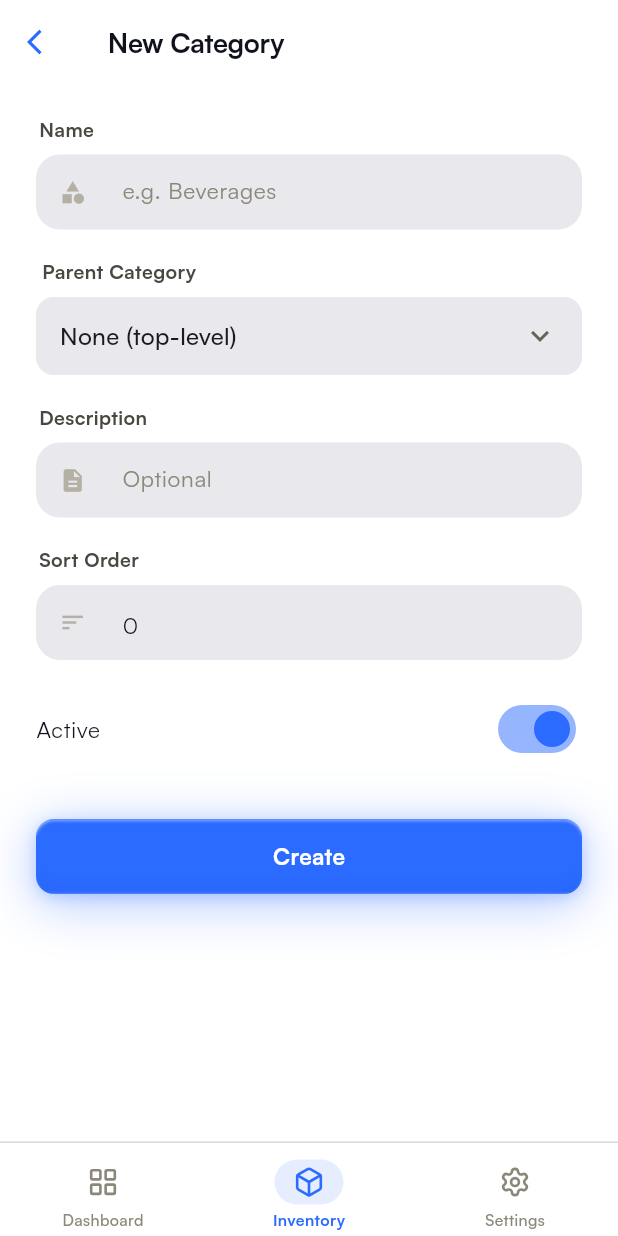
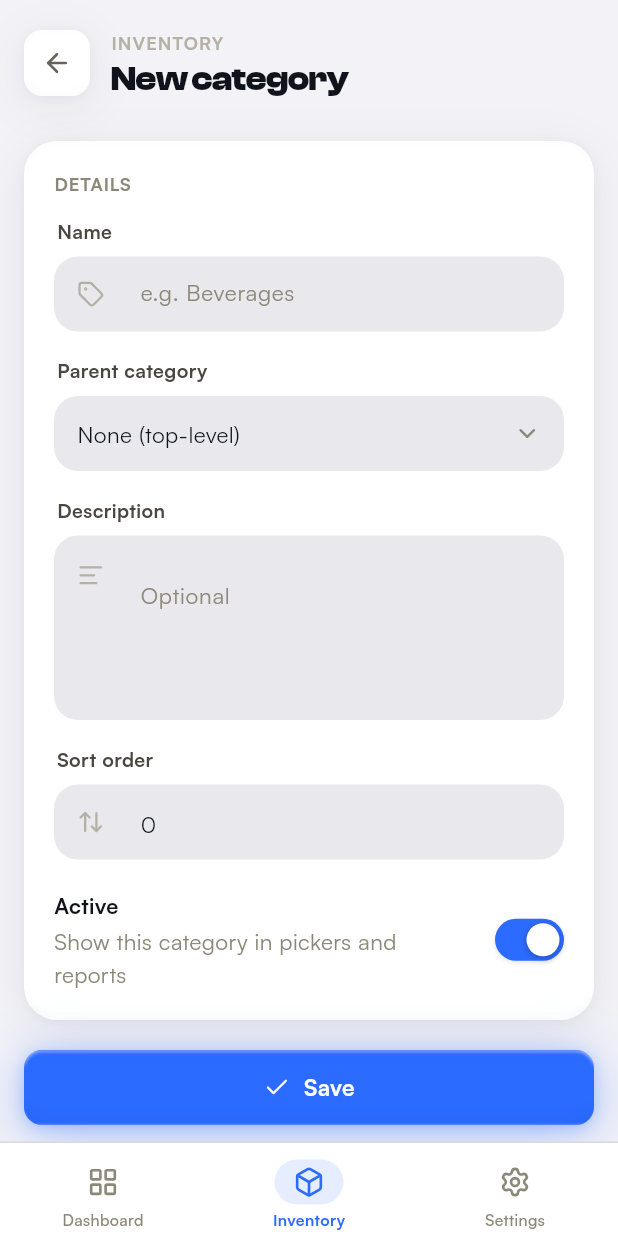
Before and after one commit to RaoAhmadRaza/posapplication-, a Flutter app: the CategoryFormPage screen opened by its route, on a phone screen of 412 x 824 dp. Run offline on Flutter 3.47's test engine with Material 3 defaults, Android fonts, the phone set to English and light mode, and no system bars; our stand-ins replace connectivity_plus, csv, device_info_plus, file_picker, fl_chart, flutter_riverpod and 16 more; missing offline and left inert: barcode, mobile_scanner, window_manager; accounts and stored records are empty; network calls fail.

Commit message:
feat(inventory): reskin category + brand forms to LUMINA

```diff
--- a/lib/features/inventory/presentation/pages/category_form_page.dart
+++ b/lib/features/inventory/presentation/pages/category_form_page.dart
@@ -1,11 +1,15 @@
 import 'package:flutter/material.dart';
 import 'package:flutter_riverpod/flutter_riverpod.dart';
+import 'package:lucide_icons_flutter/lucide_icons.dart';
 import '../../../../core/design/app_colors.dart';
-import '../../../../core/design/app_spacing.dart';
 import '../../../../core/design/app_typography.dart';
 import '../../../../core/design/widgets/app_button.dart';
+import '../../../../core/design/widgets/app_detail_scaffold.dart';
+import '../../../../core/design/widgets/app_dropdown.dart';
 import '../../../../core/design/widgets/app_inline_banner.dart';
+import '../../../../core/design/widgets/app_section_card.dart';
 import '../../../../core/design/widgets/app_text_field.dart';
+import '../../../../core/design/widgets/app_toggle.dart';
 import '../../domain/entities/category.dart';
 import '../../domain/failures/inventory_failure.dart';
 import '../controllers/categories_controller.dart';
@@ -111,141 +115,148 @@ class _CategoryFormPageState extends ConsumerState<CategoryFormPage> {
 
   @override
   Widget build(BuildContext context) {
+    final lum = context.lum;
     final categories = ref.watch(categoriesProvider).value ?? <Category>[];
 
-    final parentOptions = categories
-        .where((c) => c.id != widget.categoryId)
-        .toList();
+    final parentOptions =
+        categories.where((c) => c.id != widget.categoryId).toList();
 
-    return Scaffold(
-      backgroundColor: AppColors.background,
-      appBar: AppBar(
-        backgroundColor: AppColors.background,
-        surfaceTintColor: AppColors.background,
-        leading: IconButton(
-          icon: const Icon(Icons.arrow_back_ios, color: AppColors.accent, size: 20),
-          onPressed: () => Navigator.of(context).pop(),
-        ),
-        title: Text(
-          _isEditing ? 'Edit Category' : 'New Category',
-          style: AppTypography.headline,
-        ),
-      ),
-      body: _loadingExisting
-          ? const Center(child: CircularProgressIndicator())
-          : SafeArea(
-              child: SingleChildScrollView(
-                padding: const EdgeInsets.symmetric(
-                  horizontal: AppSpacing.screenPadding,
-                ),
+    return AppDetailScaffold(
+      eyebrow: 'Inventory',
+      title: _isEditing ? 'Edit category' : 'New category',
+      maxContentWidth: 720,
+      child: _loadingExisting
+          ? const Padding(
+              padding: EdgeInsets.symmetric(vertical: 64),
+              child: Center(child: CircularProgressIndicator()),
+            )
+          : Column(
+              crossAxisAlignment: CrossAxisAlignment.stretch,
+              children: [
+                if (_error != null) ...[
+                  AppInlineBanner(message: _error!, type: BannerType.error),
+                  const SizedBox(height: 16),
+                ],
+                AppSectionCard(
+                  eyebrow: 'Details',
                   child: Column(
                     crossAxisAlignment: CrossAxisAlignment.stretch,
                     children: [
-                    const SizedBox(height: AppSpacing.lg),
-                    if (_error != null) ...[
-                      AppInlineBanner(message: _error!, type: BannerType.error),
-                      const SizedBox(height: AppSpacing.lg),
-                    ],
                       AppTextField(
                         controller: _nameController,
                         label: 'Name',
-                      prefixIcon: Icons.category,
+                        prefixIcon: LucideIcons.tag,
                         hint: 'e.g. Beverages',
                       ),
-                    const SizedBox(height: AppSpacing.fieldGap),
-                    _ParentPicker(
-                      parentId: _parentId,
-                      categories: parentOptions,
-                      onChanged: (v) => setState(() => _parentId = v),
+                      const SizedBox(height: 16),
+                      _LabeledField(
+                        label: 'Parent category',
+                        child: AppDropdown<String?>(
+                          value: _parentId,
+                          placeholder: 'None (top-level)',
+                          options: [
+                            const AppDropdownOption<String?>(
+                              value: null,
+                              label: 'None (top-level)',
                             ),
-                    const SizedBox(height: AppSpacing.fieldGap),
+                            for (final c in parentOptions)
+                              AppDropdownOption<String?>(
+                                value: c.id,
+                                label: c.name,
+                              ),
+                          ],
+                          onSelected: (v) => setState(() => _parentId = v),
+                        ),
+                      ),
+                      const SizedBox(height: 16),
                       AppTextField(
                         controller: _descriptionController,
                         label: 'Description',
-                      prefixIcon: Icons.description,
+                        prefixIcon: LucideIcons.text,
                         hint: 'Optional',
+                        maxLines: 3,
                       ),
-                    const SizedBox(height: AppSpacing.fieldGap),
+                      const SizedBox(height: 16),
                       AppTextField(
                         controller: _sortOrderController,
-                      label: 'Sort Order',
-                      prefixIcon: Icons.sort,
+                        label: 'Sort order',
+                        prefixIcon: LucideIcons.arrowUpDown,
                         keyboardType: TextInputType.number,
                       ),
-                    const SizedBox(height: AppSpacing.fieldGap),
-                    SwitchListTile(
-                      contentPadding: EdgeInsets.zero,
-                      title: Text('Active', style: AppTypography.body),
-                      value: _isActive,
-                      activeThumbColor: AppColors.accent,
-                      onChanged: (v) => setState(() => _isActive = v),
+                      const SizedBox(height: 20),
+                      Row(
+                        children: [
+                          Expanded(
+                            child: Column(
+                              crossAxisAlignment: CrossAxisAlignment.start,
+                              children: [
+                                Text(
+                                  'Active',
+                                  style: AppTypography.headline.copyWith(
+                                      fontSize: 14.5, color: lum.textPrimary),
                                 ),
-                    const SizedBox(height: AppSpacing.xxl),
-                    AppButton(
-                      label: _isEditing ? 'Update' : 'Create',
-                      loading: _saving,
-                      onPressed: _save,
-                      fullWidth: true,
+                                const SizedBox(height: 2),
+                                Text(
+                                  'Show this category in pickers and reports',
+                                  style: AppTypography.subhead
+                                      .copyWith(color: lum.g500),
                                 ),
-                    const SizedBox(height: AppSpacing.xxl),
                               ],
                             ),
                           ),
+                          const SizedBox(width: 16),
+                          AppToggle(
+                            value: _isActive,
+                            semanticLabel: 'Active',
+                            onChanged: (v) => setState(() => _isActive = v),
+                          ),
+                        ],
+                      ),
+                    ],
+                  ),
+                ),
+                const SizedBox(height: 20),
+                AppButton(
+                  label: 'Save',
+                  icon: LucideIcons.check,
+                  loading: _saving,
+                  fullWidth: true,
+                  onPressed: _save,
+                ),
+                const SizedBox(height: 12),
+                AppButton(
+                  label: 'Cancel',
+                  variant: AppButtonVariant.plain,
+                  fullWidth: true,
+                  onPressed: () => Navigator.of(context).maybePop(),
+                ),
+              ],
             ),
     );
   }
 }
 
-class _ParentPicker extends StatelessWidget {
-  const _ParentPicker({
-    required this.parentId,
-    required this.categories,
-    required this.onChanged,
-  });
+/// A field label rendered in the AppTextField label style, stacked over a
+/// non-text control (the parent-category dropdown) so it aligns with the text
+/// fields above and below it.
+class _LabeledField extends StatelessWidget {
+  const _LabeledField({required this.label, required this.child});
 
-  final String? parentId;
-  final List<Category> categories;
-  final ValueChanged<String?> onChanged;
+  final String label;
+  final Widget child;
 
   @override
   Widget build(BuildContext context) {
+    final lum = context.lum;
     return Column(
       crossAxisAlignment: CrossAxisAlignment.start,
       children: [
         Padding(
-          padding: const EdgeInsets.only(left: 4, bottom: 8),
-          child: Text('Parent Category', style: AppTypography.fieldLabel),
+          padding: const EdgeInsets.only(left: 2, bottom: 8),
+          child: Text(label,
+              style: AppTypography.fieldLabel.copyWith(color: lum.g700)),
         ),
-        Container(
-          height: 52,
-          padding: const EdgeInsets.symmetric(horizontal: 16),
-          decoration: BoxDecoration(
-            color: AppColors.fieldFill,
-            borderRadius: BorderRadius.circular(12),
-          ),
-          child: DropdownButtonHideUnderline(
-            child: DropdownButton<String?>(
-              value: parentId,
-              isExpanded: true,
-              icon: const Icon(Icons.keyboard_arrow_down, color: AppColors.textMuted),
-              hint: Text(
-                'None (top-level)',
-                style: AppTypography.fieldHint,
-              ),
-              items: [
-                const DropdownMenuItem<String?>(
-                  value: null,
-                  child: Text('None (top-level)'),
-                ),
-                ...categories.map((c) => DropdownMenuItem<String?>(
-                      value: c.id,
-                      child: Text(c.name),
-                    )),
-              ],
-              onChanged: onChanged,
-            ),
-          ),
-        ),
+        child,
       ],
     );
   }
```
Also changed, not shown: lib/features/inventory/presentation/pages/brand_form_page.dart (+47 -40 lines). Lines whose indentation alone changed are shown as unchanged.
